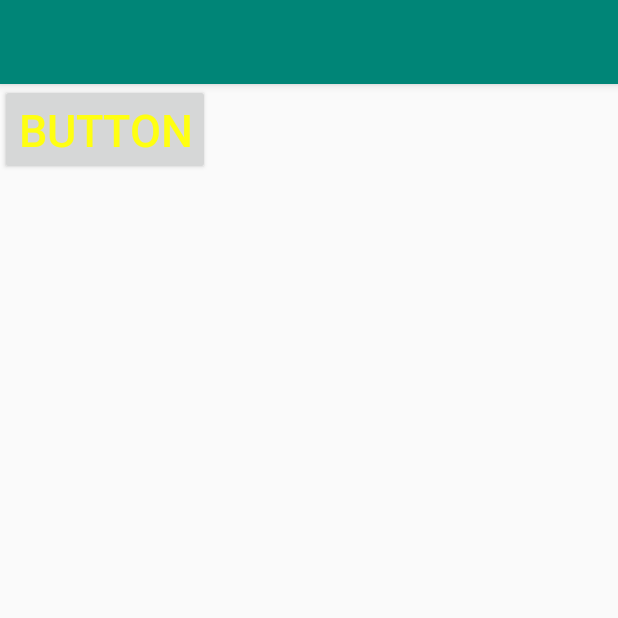
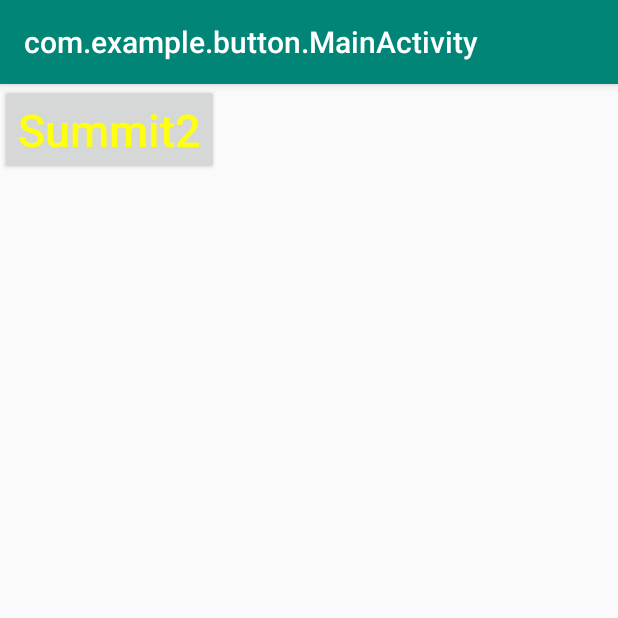
Before and after one commit to vihoang1604/ButtonAndroid, an Android app: the screen it shows after launch (MainActivity), on a phone screen of 412 x 824 dp, the top half of it. Run offline under Robolectric (Android 15) with nearby library versions, the phone set to English and light mode, and no system bars.

Commit message:
Final Button

```diff
--- a/app/src/main/AndroidManifest.xml
+++ b/app/src/main/AndroidManifest.xml
@@ -5,7 +5,6 @@
     <application
         android:allowBackup="true"
         android:icon="@mipmap/ic_launcher"
-        android:label="@string/app_name"
         android:roundIcon="@mipmap/ic_launcher_round"
         android:supportsRtl="true"
         android:theme="@style/AppTheme">
--- a/app/src/main/java/com/example/button/MainActivity.java
+++ b/app/src/main/java/com/example/button/MainActivity.java
@@ -3,6 +3,9 @@ package com.example.button;
 import androidx.appcompat.app.AppCompatActivity;
 
 import android.os.Bundle;
+import android.view.View;
+import android.widget.Button;
+import android.widget.Toast;
 
 public class MainActivity extends AppCompatActivity {
 
@@ -10,5 +13,13 @@ public class MainActivity extends AppCompatActivity {
     protected void onCreate(Bundle savedInstanceState) {
         super.onCreate(savedInstanceState);
         setContentView(R.layout.activity_main);
+        final Button button = (Button) findViewById(R.id.button_id);
+         button.setText("Summit2");
+         button.setOnClickListener(new View.OnClickListener() {
+             @Override
+             public void onClick(View view) {
+                 Toast.makeText(MainActivity.this,"Click",Toast.LENGTH_SHORT).show();
+             }
+         });
     }
 }
--- a/app/src/main/res/layout/activity_main.xml
+++ b/app/src/main/res/layout/activity_main.xml
@@ -9,6 +9,7 @@
         android:layout_height="wrap_content"
         android:layout_width="wrap_content"
         android:textSize="30dp"
+        android:textAllCaps="false"
         android:textColor="#fff1"
         android:text="@string/self_destruct" />
 </LinearLayout>
--- a/app/src/main/res/values/strings.xml
+++ b/app/src/main/res/values/strings.xml
@@ -1,3 +1,4 @@
 <resources>
+    <string name="app_name">AndroidButton</string>
     <string name="self_destruct">Button</string>
 </resources>
```
